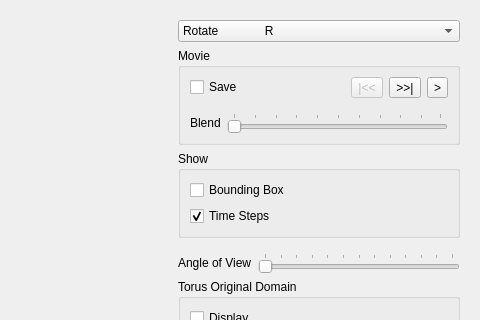
The window that Window.ui (danlipsa/foamvis) describes before a commit, drawn with Qt 5; both pictures show x 536 to 1016 and y 0 to 320 of the 1016 by 887 pixel window.
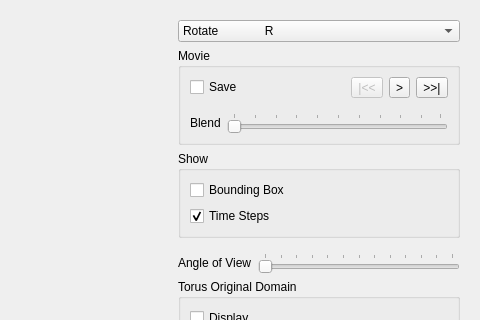
The same window after the commit. Custom widgets are drawn as their Qt base class.

Patch:
```diff
--- a/Window.ui
+++ b/Window.ui
@@ -201,16 +201,6 @@
                  </property>
                 </widget>
                </item>
-               <item>
-                <widget class="QToolButton" name="toolButtonEnd">
-                 <property name="enabled">
-                  <bool>true</bool>
-                 </property>
-                 <property name="text">
-                  <string>&gt;&gt;|</string>
-                 </property>
-                </widget>
-               </item>
                <item>
                 <widget class="QToolButton" name="toolButtonPlay">
                  <property name="text">
@@ -221,6 +211,16 @@
                  </property>
                 </widget>
                </item>
+               <item>
+                <widget class="QToolButton" name="toolButtonEnd">
+                 <property name="enabled">
+                  <bool>true</bool>
+                 </property>
+                 <property name="text">
+                  <string>&gt;&gt;|</string>
+                 </property>
+                </widget>
+               </item>
               </layout>
              </widget>
             </item>
```
